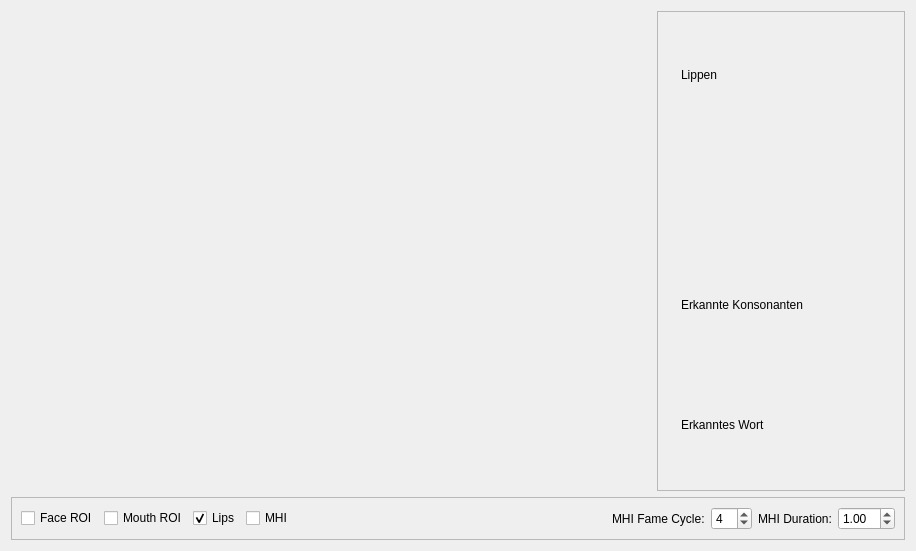
This is src/rqt_liprec/liprec.ui in Mosa-/LipRec as Qt 5 draws it before an edit. The edited form follows.
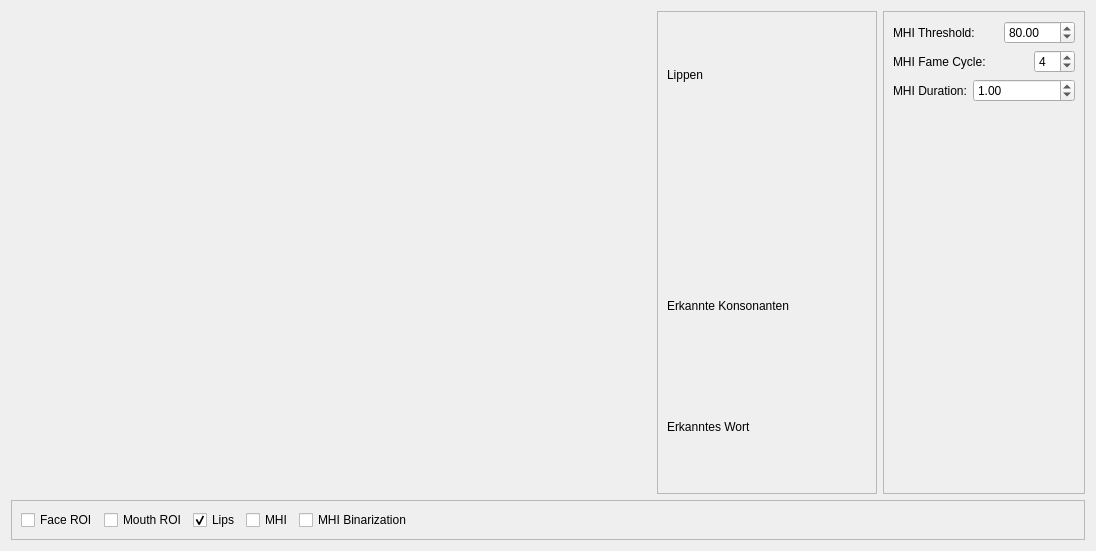
This is the edited form.

Commit message: +MHI, +MHI binarization

Patch:
```diff
--- a/src/rqt_liprec/liprec.ui
+++ b/src/rqt_liprec/liprec.ui
@@ -6,14 +6,14 @@
    <rect>
     <x>0</x>
     <y>0</y>
-    <width>916</width>
-    <height>547</height>
+    <width>1096</width>
+    <height>551</height>
    </rect>
   </property>
   <property name="windowTitle">
    <string>Form</string>
   </property>
-  <layout class="QGridLayout" name="gridLayout_3">
+  <layout class="QGridLayout" name="gridLayout_4">
    <item row="0" column="0">
     <widget class="QLabel" name="lbl_cam">
      <property name="minimumSize">
@@ -103,7 +103,74 @@
      </layout>
     </widget>
    </item>
-   <item row="1" column="0" colspan="2">
+   <item row="0" column="2">
+    <widget class="QFrame" name="frame_3">
+     <property name="frameShape">
+      <enum>QFrame::StyledPanel</enum>
+     </property>
+     <property name="frameShadow">
+      <enum>QFrame::Raised</enum>
+     </property>
+     <layout class="QGridLayout" name="gridLayout_3">
+      <item row="2" column="0">
+       <widget class="QLabel" name="label_2">
+        <property name="text">
+         <string>MHI Duration:</string>
+        </property>
+       </widget>
+      </item>
+      <item row="0" column="0" colspan="2">
+       <widget class="QLabel" name="label_3">
+        <property name="text">
+         <string>MHI Threshold: </string>
+        </property>
+       </widget>
+      </item>
+      <item row="2" column="1" colspan="3">
+       <widget class="QDoubleSpinBox" name="dsbMHIDuration">
+        <property name="value">
+         <double>1.000000000000000</double>
+        </property>
+       </widget>
+      </item>
+      <item row="1" column="3">
+       <widget class="QSpinBox" name="sbMHIFC">
+        <property name="value">
+         <number>4</number>
+        </property>
+       </widget>
+      </item>
+      <item row="0" column="2" colspan="2">
+       <widget class="QDoubleSpinBox" name="dsbMHIThreshold">
+        <property name="value">
+         <double>80.000000000000000</double>
+        </property>
+       </widget>
+      </item>
+      <item row="3" column="0">
+       <spacer name="verticalSpacer">
+        <property name="orientation">
+         <enum>Qt::Vertical</enum>
+        </property>
+        <property name="sizeHint" stdset="0">
+         <size>
+          <width>20</width>
+          <height>40</height>
+         </size>
+        </property>
+       </spacer>
+      </item>
+      <item row="1" column="0" colspan="2">
+       <widget class="QLabel" name="label">
+        <property name="text">
+         <string>MHI Fame Cycle:</string>
+        </property>
+       </widget>
+      </item>
+     </layout>
+    </widget>
+   </item>
+   <item row="1" column="0" colspan="3">
     <widget class="QFrame" name="frame_2">
      <property name="frameShape">
       <enum>QFrame::StyledPanel</enum>
@@ -122,14 +189,7 @@
         </property>
        </widget>
       </item>
-      <item row="0" column="8">
-       <widget class="QDoubleSpinBox" name="dsbMHIDuration">
-        <property name="value">
-         <double>1.000000000000000</double>
-        </property>
-       </widget>
-      </item>
-      <item row="0" column="4">
+      <item row="0" column="5">
        <spacer name="horizontalSpacer">
         <property name="orientation">
          <enum>Qt::Horizontal</enum>
@@ -171,20 +231,6 @@
         </property>
        </widget>
       </item>
-      <item row="0" column="6">
-       <widget class="QSpinBox" name="sbMHIFC">
-        <property name="value">
-         <number>4</number>
-        </property>
-       </widget>
-      </item>
-      <item row="0" column="5">
-       <widget class="QLabel" name="label">
-        <property name="text">
-         <string>MHI Fame Cycle:</string>
-        </property>
-       </widget>
-      </item>
       <item row="0" column="1">
        <widget class="QCheckBox" name="cbMouthROI">
         <property name="text">
@@ -192,10 +238,10 @@
         </property>
        </widget>
       </item>
-      <item row="0" column="7">
-       <widget class="QLabel" name="label_2">
+      <item row="0" column="4">
+       <widget class="QCheckBox" name="cbMHIBinarization">
         <property name="text">
-         <string>MHI Duration:</string>
+         <string>MHI Binarization</string>
         </property>
        </widget>
       </item>
```
The commit also changes 2 other files.
